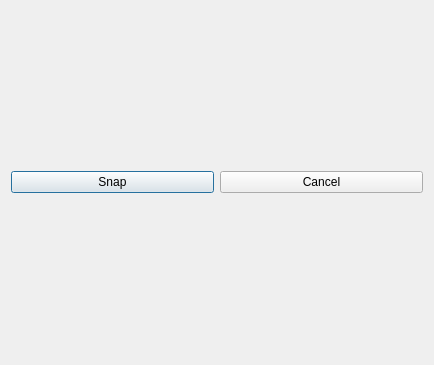
Above: src/qt/forms/snapwidget.ui from orioncoin-dev/fedoratipscoin before the change. Below: the same form after it.
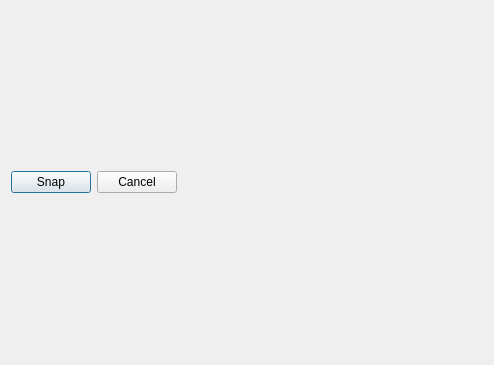
That is the form after the change.

Commit message: qtcode layout

```diff
--- a/src/qt/forms/snapwidget.ui
+++ b/src/qt/forms/snapwidget.ui
@@ -58,6 +58,31 @@
      </property>
     </widget>
     </item>
+    <item>
+    <widget class="QLabel" name="lblQRCode">
+     <property name="sizePolicy">
+      <sizepolicy hsizetype="Expanding" vsizetype="Expanding">
+       <horstretch>0</horstretch>
+       <verstretch>0</verstretch>
+      </sizepolicy>
+     </property>
+     <property name="minimumSize">
+      <size>
+       <width>300</width>
+       <height>300</height>
+      </size>
+     </property>
+     <property name="textFormat">
+      <enum>Qt::PlainText</enum>
+     </property>
+     <property name="alignment">
+      <set>Qt::AlignCenter</set>
+     </property>
+     <property name="wordWrap">
+      <bool>true</bool>
+     </property>
+    </widget>
+    </item>
     </layout>
   </item>
   </layout>
```
